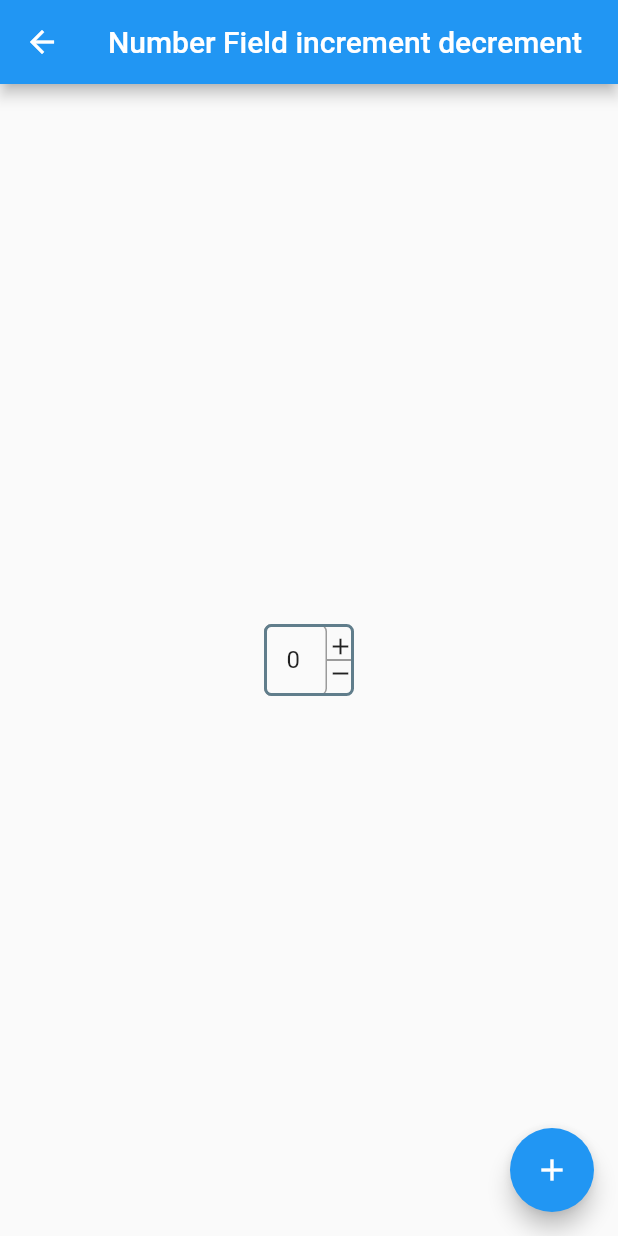
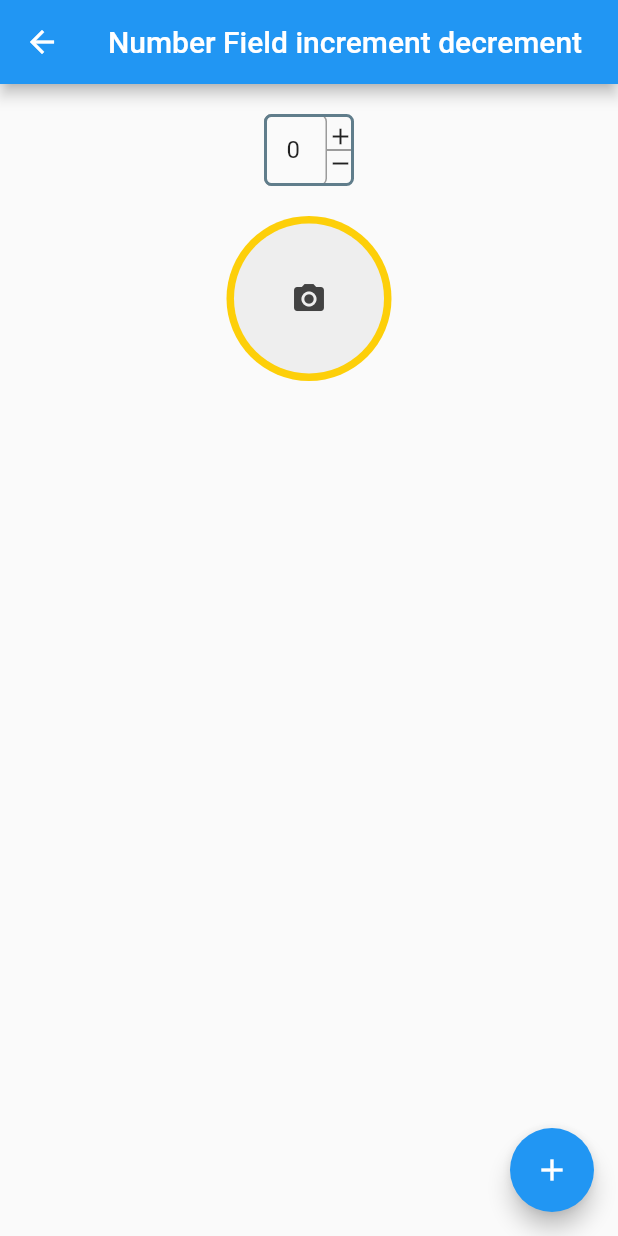
Before and after one commit to Skythethird/sokoV3, a Flutter app: the Detailpage screen opened directly, on a phone screen of 412 x 824 dp. Run offline on Flutter 3.47's test engine with Material 2 defaults, Android fonts, the phone set to English and light mode, and no system bars; our stand-ins replace image_picker.

Commit message:
เอากล้องใส่หน้าdetail

```diff
--- a/lib/detail.dart
+++ b/lib/detail.dart
@@ -1,9 +1,9 @@
-
 import 'dart:io';
 
 import 'package:flutter/material.dart';
 import 'package:flutter/services.dart';
 import 'package:sokoV3/test.dart';
+import 'package:image_picker/image_picker.dart';
 
 class Detailpage extends StatefulWidget {
   @override
@@ -14,9 +14,7 @@ class _DetailpageState extends State<Detailpage> {
   TextEditingController _controller = TextEditingController();
   File _image;
 
-  var ImagePicker;
-  var ImageSource;
-  @override
+
   _imgFromCamera() async {
     File image = await ImagePicker.pickImage(
         source: ImageSource.camera, imageQuality: 50
@@ -28,7 +26,7 @@ class _DetailpageState extends State<Detailpage> {
   }
 
   _imgFromGallery() async {
-  File image = await  ImagePicker.pickImage(
+    File image = await ImagePicker.pickImage(
         source: ImageSource.gallery, imageQuality: 50
     );
 
@@ -36,6 +34,7 @@ class _DetailpageState extends State<Detailpage> {
       _image = image;
     });
   }
+
   void _showPicker(context) {
     showModalBottomSheet(
         context: context,
@@ -63,12 +62,11 @@ class _DetailpageState extends State<Detailpage> {
               ),
             ),
           );
-      }
-    );
+        });
   }
 
   @override
-  void initState(){
+  void initState() {
     _controller.text = "0";
     super.initState();
   }
@@ -81,8 +79,8 @@ class _DetailpageState extends State<Detailpage> {
       ),
       body: Padding(
         padding: const EdgeInsets.all(20.0),
-        child: Center(
-          child: Container(
+        child: Column(children: <Widget>[
+          Container(
             width: 60.0,
             foregroundDecoration: BoxDecoration(
               borderRadius: BorderRadius.circular(5.0),
@@ -164,12 +162,47 @@ class _DetailpageState extends State<Detailpage> {
               ],
             ),
           ),
+          Padding(
+            padding: const EdgeInsets.all(20.0),
+            child: Center(
+              child: GestureDetector(
+                onTap: () {
+                  _showPicker(context);
+                },
+                child: CircleAvatar(
+                  radius: 55,
+                  backgroundColor: Color(0xffFDCF09),
+                  child: _image != null
+                      ? ClipRRect(
+                          borderRadius: BorderRadius.circular(50),
+                          child: Image.file(
+                            _image,
+                            width: 100,
+                            height: 100,
+                            fit: BoxFit.fitHeight,
+                          ),
+                        )
+                      : Container(
+                          decoration: BoxDecoration(
+                              color: Colors.grey[200],
+                              borderRadius: BorderRadius.circular(50)),
+                          width: 100,
+                          height: 100,
+                          child: Icon(
+                            Icons.camera_alt,
+                            color: Colors.grey[800],
                           ),
                         ),
+                ),
+              ),
+            ),
+          ),
+        ]),
+      ),
       floatingActionButton: FloatingActionButton(
-        onPressed:(){ Navigator.push(
-          context,
-          MaterialPageRoute(builder: (context)=> Pic()));
+        onPressed: () {
+          Navigator.push(
+              context, MaterialPageRoute(builder: (context) => Pic()));
         },
         tooltip: 'Increment',
         child: Icon(Icons.add),
```
Also changed, not shown: 1 other file. Lines whose indentation alone changed are shown as unchanged.
